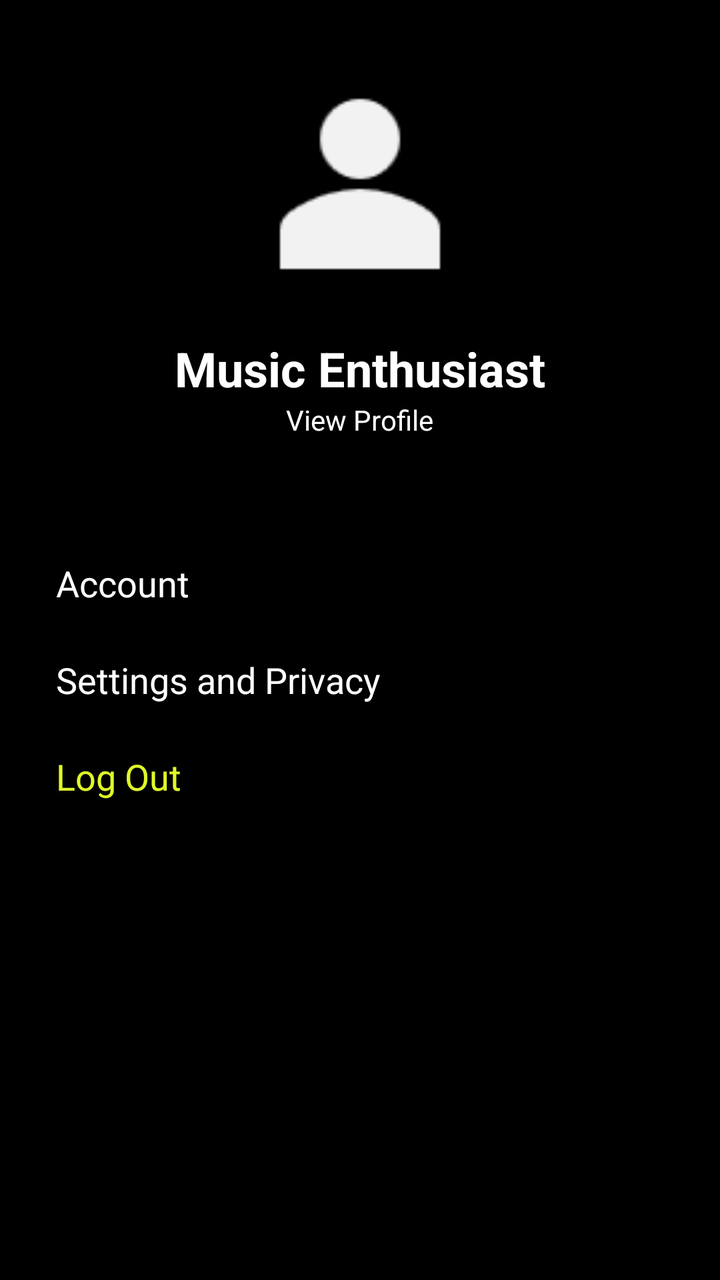
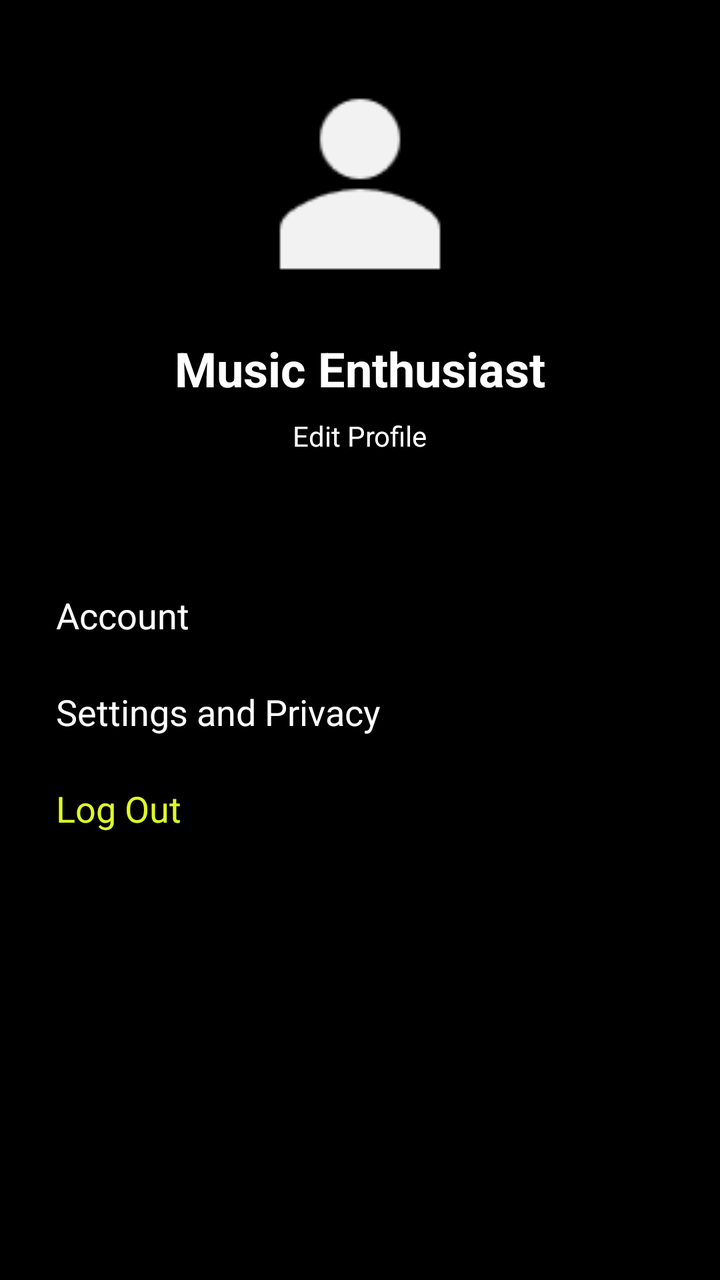

The first picture is an Android layout as it rendered before a commit; the second is the same layout after the commit. The layout source and the unified diff follow.
<!-- AndroidManifest.xml: application theme Theme.Test -->
<!-- res/layout/fragment_profile.xml -->
<?xml version="1.0" encoding="utf-8"?>
<androidx.constraintlayout.widget.ConstraintLayout
    xmlns:android="http://schemas.android.com/apk/res/android"
    xmlns:app="http://schemas.android.com/apk/res-auto"
    android:layout_width="match_parent"
    android:layout_height="match_parent"
    android:background="@color/black">

    <ScrollView
        android:layout_width="match_parent"
        android:layout_height="match_parent"
        android:fillViewport="true">

        <LinearLayout
            android:layout_width="match_parent"
            android:layout_height="wrap_content"
            android:orientation="vertical">

            <LinearLayout
                android:id="@+id/profileHeader"
                android:layout_width="match_parent"
                android:layout_height="wrap_content"
                android:orientation="vertical"
                android:gravity="center"
                android:padding="32dp">

                <ImageView
                    android:id="@+id/profilePicture"
                    android:layout_width="120dp"
                    android:layout_height="120dp"
                    android:src="@drawable/profile"
                    android:contentDescription="User Profile Picture" />

                <TextView
                    android:layout_width="wrap_content"
                    android:layout_height="wrap_content"
                    android:text="Music Enthusiast"
                    android:textColor="@color/white"
                    android:textSize="24sp"
                    android:textStyle="bold"
                    android:layout_marginTop="16dp"/>

                <TextView
                    android:layout_width="wrap_content"
                    android:layout_height="wrap_content"
                    android:text="View Profile"
                    android:textColor="@color/white"
                    android:textSize="14sp"/>
            </LinearLayout>

            <LinearLayout
                android:layout_width="match_parent"
                android:layout_height="wrap_content"
                android:orientation="vertical"
                android:padding="16dp">

                <TextView
                    android:layout_width="match_parent"
                    android:layout_height="wrap_content"
                    android:padding="12dp"
                    android:text="Account"
                    android:textColor="@color/white"
                    android:textSize="18sp" />

                <TextView
                    android:layout_width="match_parent"
                    android:layout_height="wrap_content"
                    android:padding="12dp"
                    android:text="Settings and Privacy"
                    android:textColor="@color/white"
                    android:textSize="18sp" />

                <TextView
                    android:layout_width="match_parent"
                    android:layout_height="wrap_content"
                    android:padding="12dp"
                    android:text="Log Out"
                    android:textColor="@color/brand_green"
                    android:textSize="18sp" />
            </LinearLayout>
        </LinearLayout>
    </ScrollView>

</androidx.constraintlayout.widget.ConstraintLayout>
<!-- resources referenced by this layout -->
<resources>
  <color name="black">#FF000000</color>
  <color name="brand_green">#DFF828</color>
  <color name="white">#FFFFFFFF</color>
  <!-- drawable profile: png bitmap (drawable, 1072 bytes) -->
  <style name="Theme.Test" parent="Base.Theme.Test" />
  <style name="Base.Theme.Test" parent="Theme.Material3.DayNight.NoActionBar">
          
          
      </style>
</resources>

<!-- the commit's change to res/layout/fragment_profile.xml (unified diff, before → after) -->
@@ -32,6 +32,7 @@
                     android:contentDescription="User Profile Picture" />
 
                 <TextView
+                    android:id="@+id/tvUsername"
                     android:layout_width="wrap_content"
                     android:layout_height="wrap_content"
                     android:text="Music Enthusiast"
@@ -41,11 +42,13 @@
                     android:layout_marginTop="16dp"/>
 
                 <TextView
+                    android:id="@+id/btnEditProfile"
                     android:layout_width="wrap_content"
                     android:layout_height="wrap_content"
-                    android:text="View Profile"
+                    android:text="Edit Profile"
                     android:textColor="@color/white"
-                    android:textSize="14sp"/>
+                    android:textSize="14sp"
+                    android:padding="8dp"/>
             </LinearLayout>
 
             <LinearLayout
@@ -71,6 +74,7 @@
                     android:textSize="18sp" />
 
                 <TextView
+                    android:id="@+id/btnLogout"
                     android:layout_width="match_parent"
                     android:layout_height="wrap_content"
                     android:padding="12dp"
